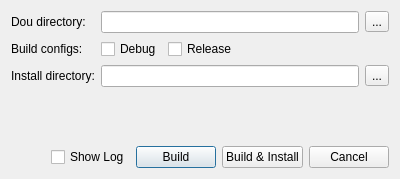
This is src/dots/dots_dobmake.ss/src/dobmake.ui in SafirSDK/safir-sdk-core as Qt 5 draws it before an edit. The edited form follows.
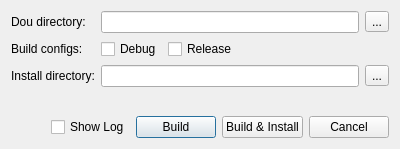
This is the edited form.

Patch:
```diff
--- a/src/dots/dots_dobmake.ss/src/dobmake.ui
+++ b/src/dots/dots_dobmake.ss/src/dobmake.ui
@@ -7,7 +7,7 @@
     <x>0</x>
     <y>0</y>
     <width>400</width>
-    <height>179</height>
+    <height>149</height>
    </rect>
   </property>
   <property name="windowTitle">
```
Left out of the diff: 66 changed lines with no effect on the pictures.
